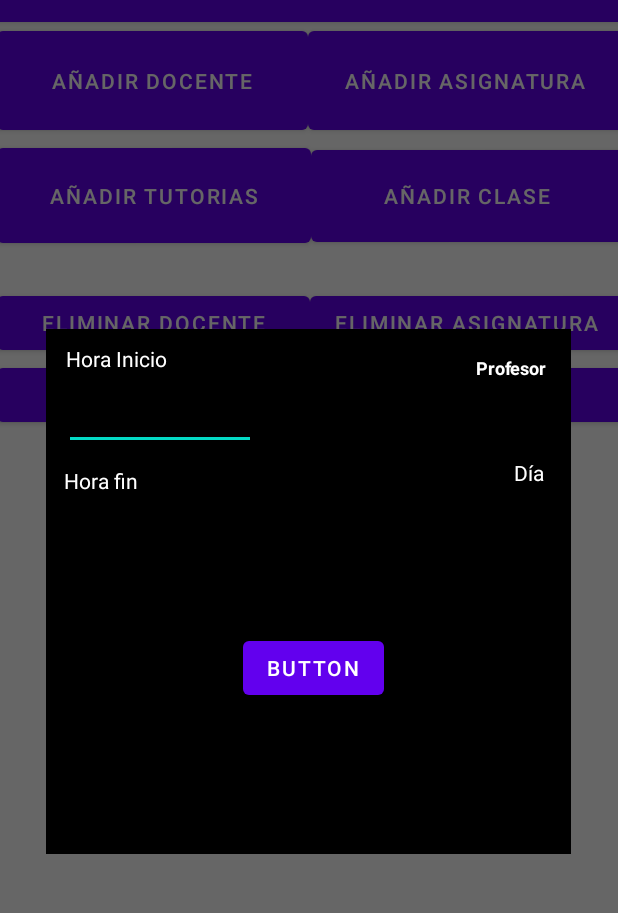
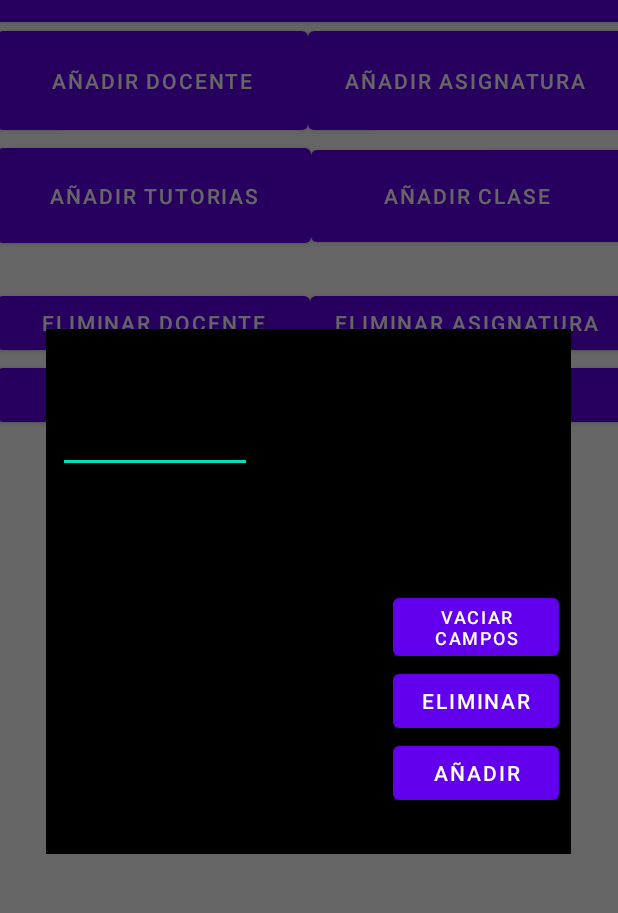
Before and after one commit to davidruizalunda/EHU-UPV-AndroidApp, an Android app: the Options screen opened directly, with no data from a screen before it, after a tap on "AÑADIR TUTORIAS", on a phone screen of 412 x 824 dp, the part 62-975 px from its top. Run offline under Robolectric (Android 15) with nearby library versions, the phone set to English and light mode, and no system bars; 1 statement that could not run was skipped.

Commit message:
Previo a problema spinners actualizar

```diff
--- a/app/src/main/java/com/example/tfgprueba2/BusinessLogic.java
+++ b/app/src/main/java/com/example/tfgprueba2/BusinessLogic.java
@@ -217,12 +217,13 @@ public class BusinessLogic {
                             jsonArrayChild.optString("dia")
                     );
                     listaTutorias.add(tutoria);
+                    Log.d("ESTPO:", jsonArray.toString());
                 }
+                return true;
             } catch (JSONException e) {
                 // TODO Auto-generated catch block
                 e.printStackTrace();
             }
-            return true;
         }
         return false;
     }
--- a/app/src/main/res/layout/popup_add_tutoria.xml
+++ b/app/src/main/res/layout/popup_add_tutoria.xml
@@ -1,6 +1,7 @@
 <?xml version="1.0" encoding="utf-8"?>
 <RelativeLayout
     xmlns:android="http://schemas.android.com/apk/res/android"
+    xmlns:tools="http://schemas.android.com/tools"
     android:layout_marginTop="48dp"
     android:layout_gravity="center_horizontal"
     android:layout_width="350dp"
@@ -8,123 +9,179 @@
     android:background="@color/black"
     >
 
-
-
-
-
-    <TextView
-        android:id="@+id/textView10"
-        android:layout_width="wrap_content"
-        android:layout_height="wrap_content"
+    <LinearLayout
+        android:layout_width="334dp"
+        android:layout_height="334dp"
+        android:layout_alignParentStart="true"
+        android:layout_alignParentLeft="true"
+        android:layout_alignParentTop="true"
         android:layout_alignParentEnd="true"
         android:layout_alignParentRight="true"
         android:layout_alignParentBottom="true"
-        android:layout_marginEnd="16dp"
-        android:layout_marginRight="16dp"
-        android:layout_marginBottom="316dp"
-        android:text="Profesor"
-        android:textColor="#FFFFFF"
-        android:textSize="12sp"
-        android:textStyle="bold" />
+        android:layout_marginStart="8dp"
+        android:layout_marginLeft="8dp"
+        android:layout_marginTop="8dp"
+        android:layout_marginEnd="8dp"
+        android:layout_marginRight="8dp"
+        android:layout_marginBottom="8dp"
+        android:orientation="vertical">
+
+        <LinearLayout
+            android:layout_width="match_parent"
+            android:layout_height="31dp"
+            android:orientation="horizontal">
+
+            <TextView
+                android:id="@+id/seleccionAsignatura_textView"
+                android:layout_width="0dp"
+                android:layout_height="wrap_content"
+                android:layout_weight="1"
+                android:text="@string/seleccion_actual" />
+
+            <TextView
+                android:id="@+id/seleccionActualTutoria_textView"
+                android:layout_width="118dp"
+                android:layout_height="wrap_content"
+                android:layout_weight="1" />
+
+        </LinearLayout>
+
+        <LinearLayout
+            android:layout_width="match_parent"
+            android:layout_height="wrap_content"
+            android:orientation="horizontal">
+
+            <TextView
+                android:id="@+id/textView21"
+                android:layout_width="wrap_content"
+                android:layout_height="wrap_content"
+                android:layout_weight="1"
+                android:text="@string/HoraInicio" />
+
+            <TextView
+                android:id="@+id/textView22"
+                android:layout_width="164dp"
+                android:layout_height="wrap_content"
+                android:layout_weight="1"
+                android:text="@string/listaDocentes" />
+
+        </LinearLayout>
+
+        <LinearLayout
+            android:layout_width="match_parent"
+            android:layout_height="48dp"
+            android:orientation="horizontal">
+
+            <EditText
+                android:id="@+id/horaInicioTutoria_editTextTime"
+                android:layout_width="wrap_content"
+                android:layout_height="wrap_content"
+                android:layout_weight="1"
+                android:ems="10"
+                android:hint="@string/HoraDefault"
+                android:inputType="time"
+                android:textSize="12sp" />
 
             <Spinner
                 android:id="@+id/spinner"
-        android:layout_width="174dp"
+                android:layout_width="215dp"
                 android:layout_height="wrap_content"
-        android:layout_alignParentTop="true"
-        android:layout_alignParentEnd="true"
-        android:layout_alignParentRight="true"
-        android:layout_marginTop="42dp"
-        android:layout_marginEnd="11dp"
-        android:layout_marginRight="11dp" />
+                android:layout_weight="1" />
+
+        </LinearLayout>
+
+        <LinearLayout
+            android:layout_width="match_parent"
+            android:layout_height="wrap_content"
+            android:orientation="horizontal">
 
             <TextView
-        android:id="@+id/textView6"
+                android:id="@+id/textView18"
                 android:layout_width="wrap_content"
                 android:layout_height="wrap_content"
-        android:layout_alignParentStart="true"
-        android:layout_alignParentLeft="true"
-        android:layout_alignParentTop="true"
-        android:layout_marginStart="13dp"
-        android:layout_marginLeft="13dp"
-        android:layout_marginTop="10dp"
-        android:text="Hora Inicio"
-        android:textColor="#FFFFFF" />
-
-    <EditText
-        android:id="@+id/horaInicioTutoria_editTextTime"
-        android:layout_width="128dp"
-        android:layout_height="wrap_content"
-        android:layout_alignParentStart="true"
-        android:layout_alignParentLeft="true"
-        android:layout_alignParentTop="true"
-        android:layout_marginStart="12dp"
-        android:layout_marginLeft="12dp"
-        android:layout_marginTop="35dp"
-        android:ems="10"
-        android:inputType="time" />
+                android:layout_weight="1"
+                android:text="@string/HoraFin" />
 
             <TextView
-        android:id="@+id/textView7"
-        android:layout_width="wrap_content"
+                android:id="@+id/textView17"
+                android:layout_width="117dp"
                 android:layout_height="wrap_content"
-        android:layout_alignParentStart="true"
-        android:layout_alignParentLeft="true"
-        android:layout_alignParentTop="true"
-        android:layout_marginStart="12dp"
-        android:layout_marginLeft="12dp"
-        android:layout_marginTop="91dp"
-        android:text="Hora fin"
-        android:textColor="#FFFFFF" />
+                android:layout_weight="1"
+                android:text="@string/dia" />
+        </LinearLayout>
+
+        <LinearLayout
+            android:layout_width="match_parent"
+            android:layout_height="47dp"
+            android:orientation="horizontal">
 
             <EditText
                 android:id="@+id/horaFinTutoria_editTextTime"
-        android:layout_width="129dp"
-        android:layout_height="wrap_content"
-        android:layout_alignParentStart="true"
-        android:layout_alignParentLeft="true"
-        android:layout_alignParentTop="true"
-        android:layout_marginStart="12dp"
-        android:layout_marginLeft="12dp"
-        android:layout_marginTop="122dp"
-        android:ems="10"
-        android:inputType="time" />
-
-    <TextView
-        android:id="@+id/textView8"
                 android:layout_width="wrap_content"
                 android:layout_height="wrap_content"
-        android:layout_alignParentStart="true"
-        android:layout_alignParentLeft="true"
-        android:layout_alignParentTop="true"
-        android:layout_marginStart="312dp"
-        android:layout_marginLeft="312dp"
-        android:layout_marginTop="86dp"
-        android:text="Día"
-        android:textColor="#FFFFFF" />
+                android:layout_weight="1"
+                android:ems="10"
+                android:hint="@string/HoraDefault"
+                android:inputType="time"
+                android:textSize="12sp" />
 
             <Spinner
                 android:id="@+id/spinner2"
-        android:layout_width="169dp"
+                android:layout_width="213dp"
                 android:layout_height="wrap_content"
-        android:layout_alignParentStart="true"
-        android:layout_alignParentLeft="true"
-        android:layout_alignParentTop="true"
-        android:layout_marginStart="163dp"
-        android:layout_marginLeft="163dp"
-        android:layout_marginTop="116dp" />
+                android:layout_weight="1" />
+
+        </LinearLayout>
+
+        <LinearLayout
+            android:layout_width="match_parent"
+            android:layout_height="match_parent"
+            android:orientation="horizontal">
+
+            <LinearLayout
+                android:layout_width="446dp"
+                android:layout_height="match_parent"
+                android:layout_weight="1"
+                android:orientation="vertical">
+
+                <TextView
+                    android:id="@+id/textView23"
+                    android:layout_width="match_parent"
+                    android:layout_height="wrap_content"
+                    tools:text="@string/listaTutorias" />
+
+                <Spinner
+                    android:id="@+id/spinner6"
+                    android:layout_width="match_parent"
+                    android:layout_height="wrap_content" />
+
+            </LinearLayout>
+
+            <LinearLayout
+                android:layout_width="match_parent"
+                android:layout_height="match_parent"
+                android:layout_weight="1"
+                android:orientation="vertical">
+
+                <Button
+                    android:id="@+id/emptyTutoria_button"
+                    android:layout_width="match_parent"
+                    android:layout_height="wrap_content"
+                    android:text="@string/empty_button"
+                    android:textSize="12sp" />
+
+                <Button
+                    android:id="@+id/removeTutoria_button"
+                    android:layout_width="match_parent"
+                    android:layout_height="wrap_content"
+                    android:text="@string/remove_button" />
 
                 <Button
                     android:id="@+id/addTutoria_button"
-        android:layout_width="wrap_content"
+                    android:layout_width="match_parent"
                     android:layout_height="wrap_content"
-        android:layout_alignParentStart="true"
-        android:layout_alignParentLeft="true"
-        android:layout_alignParentTop="true"
-        android:layout_marginStart="131dp"
-        android:layout_marginLeft="131dp"
-        android:layout_marginTop="202dp"
-        android:onClick="onTutoriasButtonClick"
-        android:text="Button" />
-
+                    android:text="@string/add_button" />
+            </LinearLayout>
+        </LinearLayout>
+    </LinearLayout>
 </RelativeLayout>
--- a/app/src/main/res/values/strings.xml
+++ b/app/src/main/res/values/strings.xml
@@ -7,8 +7,22 @@
     <!-- Generales -->
     <string name="seleccion_actual">Selección actual:</string>
     <string name="empty_button">Vaciar campos</string>
-    <string name="remover_button">Eliminar</string>
+    <string name="remove_button">Eliminar</string>
     <string name="add_button">Añadir</string>
+
+    <string name="docenteSeleccionado">Docente seleccionado:</string>
+    <string name="docenteNoSeleccionado">Ningún docente seleccionado</string>
+
+    <string name="listaDocentes">Lista de docentes:</string>
+    <string name="listaAsignaturas">Lista de asignaturas:</string>
+    <string name="listaTutorias">Lista de tutorias:</string>
+    <string name="listaClases">Lista de clases:</string>
+
+    <string name="HoraDefault">00:00</string>
+    <string name="HoraInicio">Hora comienzo</string>
+    <string name="HoraFin">Hora fin</string>
+
+    <string name="dia">Día:</string>
 
     <!-- Docente -->
     <string name="nombreDocente">Nombre</string>
@@ -24,7 +38,22 @@
     <string name="despachoDocenteHint">Número/nombre Despacho</string>
 
     <string name="nuevoDocente">Nuevo docente</string>
-    <string name="listaDocente">Lista de docentes:</string>
 
+    <!-- Asignatura -->
+    <string name="abreviaturaAsignatura">Abreviatura</string>
+    <string name="abreviaturaAsignaturaHint">Nombre del profesor</string>
+
+    <string name="nombreAsignatura">Nombre</string>
+    <string name="nombreAsignaturaHint">Nombre de la asignatura</string>
+
+    <string name="nuevaAsignatura">Nueva asignatura</string>
+
+    <!-- Tutoria -->
+
+    <string name="nuevaTutoria">Nueva tutoría</string>
+
+    <!-- Clase -->
+
+    <string name="nuevaClase">Nueva clase</string>
 
 </resources>
```
Also changed, not shown: app/src/main/java/com/example/tfgprueba2/Options.java (+122 -13 lines), app/src/main/java/com/example/tfgprueba2/Tutoria.java (+8 -0 lines), app/src/main/res/layout/popup_add_asignatura.xml (+138 -95 lines), app/src/main/res/layout/popup_add_docente.xml (+20 -42 lines). Lines whose indentation alone changed are shown as unchanged.
